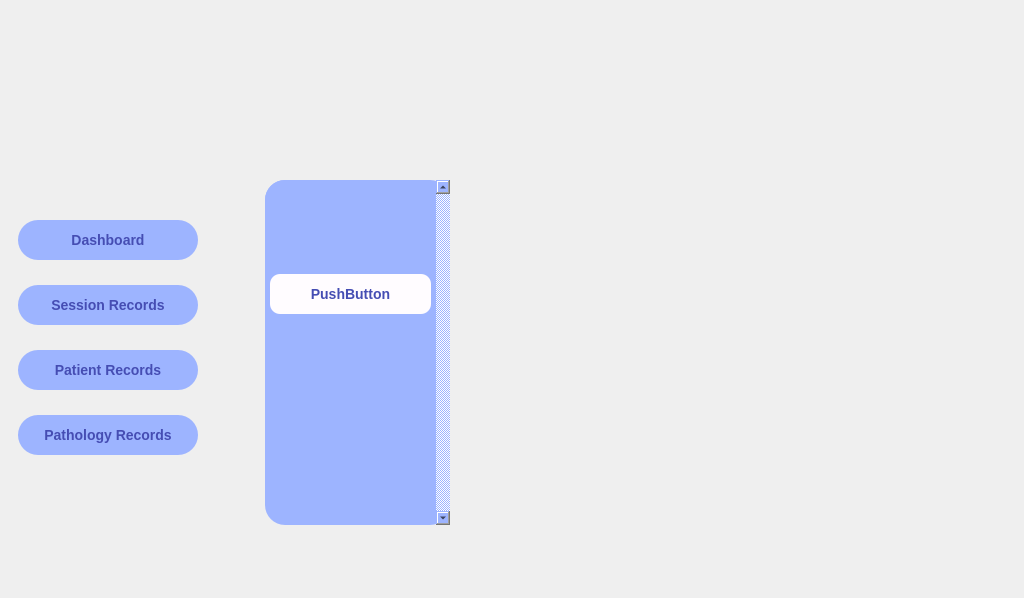
Old version of the form Front/recordsPathology.ui in the repository ahmads1990/GradProjectApp.
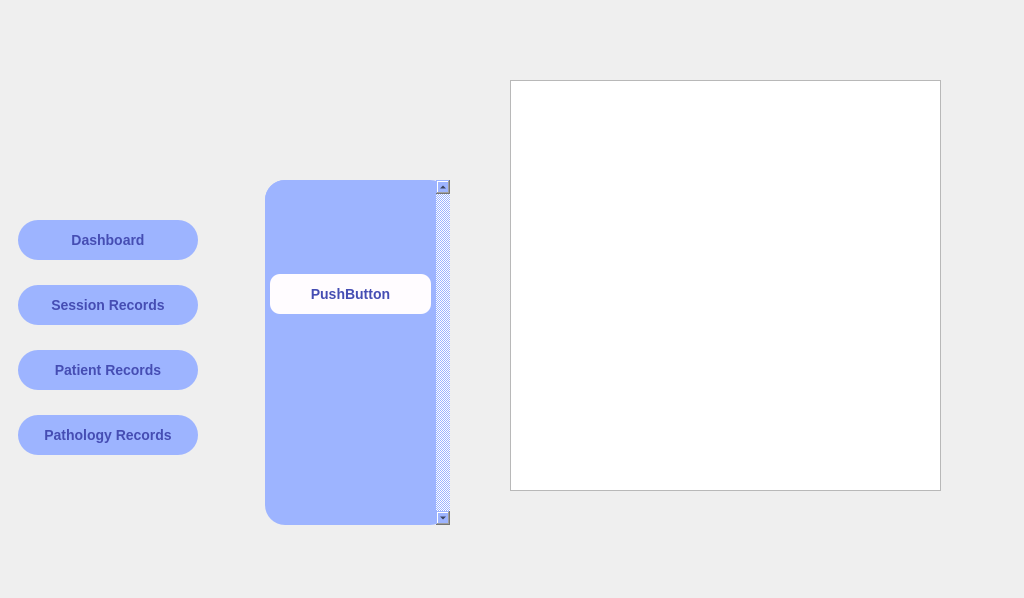
New version of the form. Icons and pictures are not drawn.

Patch:
```diff
--- a/Front/recordsPathology.ui
+++ b/Front/recordsPathology.ui
@@ -261,7 +261,7 @@
      </size>
     </property>
    </widget>
-   <widget class="QLabel" name="pathologyLabel">
+   <widget class="QTextEdit" name="pathologyLabel">
     <property name="geometry">
      <rect>
       <x>510</x>
@@ -270,8 +270,12 @@
       <height>411</height>
      </rect>
     </property>
-    <property name="text">
-     <string/>
+    <property name="html">
+     <string>&lt;!DOCTYPE HTML PUBLIC &quot;-//W3C//DTD HTML 4.0//EN&quot; &quot;http://www.w3.org/TR/REC-html40/strict.dtd&quot;&gt;
+&lt;html&gt;&lt;head&gt;&lt;meta name=&quot;qrichtext&quot; content=&quot;1&quot; /&gt;&lt;style type=&quot;text/css&quot;&gt;
+p, li { white-space: pre-wrap; }
+&lt;/style&gt;&lt;/head&gt;&lt;body style=&quot; font-family:'MS Shell Dlg 2'; font-size:8.25pt; font-weight:400; font-style:normal;&quot;&gt;
+&lt;p style=&quot;-qt-paragraph-type:empty; margin-top:0px; margin-bottom:0px; margin-left:0px; margin-right:0px; -qt-block-indent:0; text-indent:0px;&quot;&gt;&lt;br /&gt;&lt;/p&gt;&lt;/body&gt;&lt;/html&gt;</string>
     </property>
    </widget>
   </widget>
```
